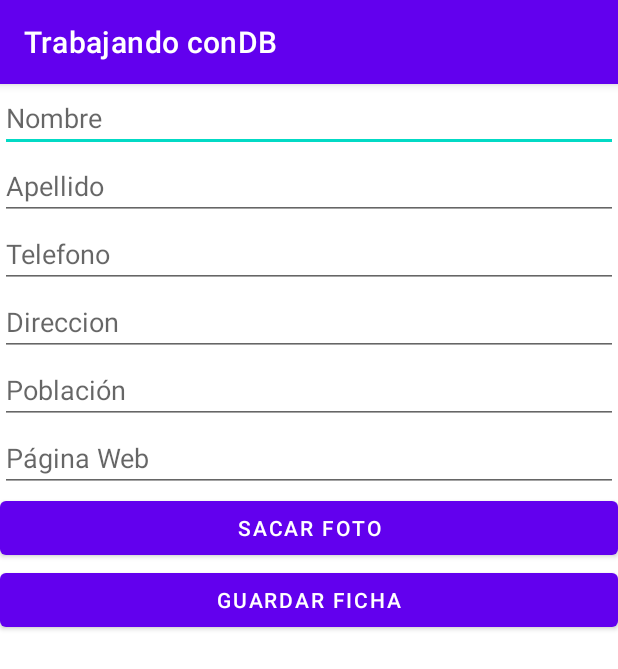
After one commit to miguetan/androidListas, an Android app: the form_nueva_persona screen opened directly, with no data from a screen before it, on a phone screen of 412 x 824 dp. The commit adds this screen. Shown: the top 669 px of the screen. Run offline under Robolectric (Android 15) with nearby library versions, the phone set to English and light mode, and no system bars.

Commit message:
Funcionando Falta poder editar la foto de la persona

```diff
--- a/app/src/main/java/com/example/trabajandocondb/PersonApp.kt
+++ b/app/src/main/java/com/example/trabajandocondb/Global.kt
@@ -5,11 +5,11 @@ import androidx.room.Database
 import androidx.room.Room
 import androidx.room.RoomDatabase
 
-class PersonApp:Application() {
+class Global:Application() {
         lateinit var room:PeopleDB
     override fun onCreate() {
         super.onCreate()
-           room = Room.databaseBuilder(this, PeopleDB::class.java, "miDB").build()
+           room = Room.databaseBuilder(this, PeopleDB::class.java, "bbddPersonas").build()
        }
 
 }
--- /dev/null
+++ b/app/src/main/java/com/example/trabajandocondb/form_nueva_persona.kt
@@ -0,0 +1,88 @@
+package com.example.trabajandocondb
+
+import android.content.ContextWrapper
+import android.content.Intent
+import android.graphics.Bitmap
+import androidx.appcompat.app.AppCompatActivity
+import android.os.Bundle
+import android.provider.MediaStore
+import android.view.View
+import android.widget.EditText
+import android.widget.ImageView
+import androidx.lifecycle.lifecycleScope
+import kotlinx.coroutines.launch
+import java.io.File
+import java.io.FileOutputStream
+
+class form_nueva_persona : AppCompatActivity() {
+
+    //creamos todas las variables de clase
+    lateinit var app:Global
+    lateinit var nombre_vista:EditText
+    lateinit var apellidos_vista:EditText
+    lateinit var direccion_vista:EditText
+    lateinit var poblacion_vista:EditText
+    lateinit var tlf_vista:EditText
+    lateinit var web_vista:EditText
+    lateinit var foto_vista:ImageView
+    lateinit var foto_bitMap:Bitmap
+
+
+    override fun onCreate(savedInstanceState: Bundle?) {
+        super.onCreate(savedInstanceState)
+        setContentView(R.layout.activity_form_nueva_persona)
+        app = applicationContext as Global
+
+        //traemos las vistas a Kotlin
+        nombre_vista = findViewById(R.id.editTextNombre)
+        apellidos_vista = findViewById(R.id.editTextApellido)
+        direccion_vista = findViewById(R.id.editTextDireccion)
+        poblacion_vista = findViewById(R.id.editTextPoblacion)
+        tlf_vista = findViewById(R.id.editTextTelefono)
+        web_vista = findViewById(R.id.editTextWeb)
+        foto_vista = findViewById(R.id.imageView_formulario_insert)
+        }
+
+    fun guardar(view: View) {
+        lifecycleScope.launch {
+            //creamos un objeto persona para meterlo en la tabla. Lo pongo en varias lineas para facilitar la lectura
+            val miPersona:Person = Person(
+                                            nombre_vista.text.toString(),
+                                            apellidos_vista.text.toString(),
+                                            direccion_vista.text.toString(),
+                                            poblacion_vista.text.toString(),
+                                            tlf_vista.text.toString(),
+                                            web_vista.text.toString()
+                                            )
+            val id:Long = app.room.personDao().insert(miPersona) //ejecutamos laorden de insercion
+            //aqui ya tengo garantias de que la fila se metio en la tabla, ahora guardo la foto
+            val laCarpetaDeLaApp = ContextWrapper(applicationContext)
+            val laSubcarpetaDeLasFotos = laCarpetaDeLaApp.getDir("fotosUsuarioss", MODE_PRIVATE)
+            val miFoto = File(laSubcarpetaDeLasFotos, id.toString() + ".jpg")
+            val elFlujoDeDatos = FileOutputStream(miFoto)
+            foto_bitMap.compress(Bitmap.CompressFormat.JPEG,100,elFlujoDeDatos)
+            elFlujoDeDatos.flush()
+            elFlujoDeDatos.close()
+        } //fin de la coroutine
+    }
+
+    /*
+    * esta funcion solo abre la camara
+    * */
+    fun sacarFoto(view:View){
+            val elMensajero = Intent(MediaStore.ACTION_IMAGE_CAPTURE)
+            startActivityForResult(elMensajero,10)
+       }
+
+    /*
+    * esta funcion recupera la foto y la deja en memoria hasta que halla que usarla
+    * Se guardara en disco cuando la base de datos termine de insertar los datos (Linea 58)
+    * */
+    override fun onActivityResult(requestCode: Int, resultCode: Int, data: Intent?) {
+        super.onActivityResult(requestCode, resultCode, data)
+        if(requestCode==10){
+            foto_bitMap = data?.extras?.get("data") as Bitmap
+            foto_vista.setImageBitmap(foto_bitMap)
+        }
+    }
+}
--- /dev/null
+++ b/app/src/main/res/layout/activity_form_nueva_persona.xml
@@ -0,0 +1,78 @@
+<?xml version="1.0" encoding="utf-8"?>
+<LinearLayout xmlns:android="http://schemas.android.com/apk/res/android"
+    xmlns:app="http://schemas.android.com/apk/res-auto"
+    xmlns:tools="http://schemas.android.com/tools"
+    android:layout_width="match_parent"
+    android:layout_height="match_parent"
+    android:orientation="vertical"
+    tools:context=".form_nueva_persona">
+
+    <EditText
+        android:id="@+id/editTextNombre"
+        android:layout_width="match_parent"
+        android:layout_height="wrap_content"
+        android:ems="10"
+        android:hint="Nombre"
+        android:inputType="textPersonName" />
+
+    <EditText
+        android:id="@+id/editTextApellido"
+        android:layout_width="match_parent"
+        android:layout_height="wrap_content"
+        android:ems="10"
+        android:hint="Apellido"
+        android:inputType="textPersonName" />
+
+    <EditText
+        android:id="@+id/editTextTelefono"
+        android:layout_width="match_parent"
+        android:layout_height="wrap_content"
+        android:ems="10"
+        android:hint="Telefono"
+        android:inputType="textPersonName" />
+
+    <EditText
+        android:id="@+id/editTextDireccion"
+        android:layout_width="match_parent"
+        android:layout_height="wrap_content"
+        android:ems="10"
+        android:hint="Direccion"
+        android:inputType="textPersonName" />
+
+    <EditText
+        android:id="@+id/editTextPoblacion"
+        android:layout_width="match_parent"
+        android:layout_height="wrap_content"
+        android:ems="10"
+        android:hint="Población"
+        android:inputType="textPersonName" />
+
+    <EditText
+        android:id="@+id/editTextWeb"
+        android:layout_width="match_parent"
+        android:layout_height="wrap_content"
+        android:ems="10"
+        android:hint="Página Web"
+        android:inputType="textPersonName" />
+
+    <Button
+        android:id="@+id/button6"
+        android:layout_width="match_parent"
+        android:layout_height="wrap_content"
+        android:onClick="sacarFoto"
+        android:text="Sacar foto" />
+
+    <Button
+        android:id="@+id/button7"
+        android:layout_width="match_parent"
+        android:layout_height="wrap_content"
+        android:onClick="guardar"
+        android:text="Guardar ficha" />
+
+    <ImageView
+        android:id="@+id/imageView_formulario_insert"
+        android:layout_width="match_parent"
+        android:layout_height="wrap_content"
+        tools:srcCompat="@tools:sample/avatars" />
+
+</LinearLayout>
```
Also changed, not shown: app/src/main/AndroidManifest.xml (+5 -2 lines), app/src/main/java/com/example/trabajandocondb/MainActivity.kt (+13 -23 lines), app/src/main/java/com/example/trabajandocondb/Person.kt (+7 -3 lines), app/src/main/java/com/example/trabajandocondb/PersonDao.kt (+12 -4 lines), app/src/main/java/com/example/trabajandocondb/ficha_persona.kt (added, +100 -0 lines), app/src/main/java/com/example/trabajandocondb/form_editar_persona.kt (added, +76 -0 lines), app/src/main/java/com/example/trabajandocondb/lista_personas.kt (+24 -24 lines), app/src/main/res/layout/activity_ficha_persona.xml (added, +103 -0 lines), app/src/main/res/layout/activity_form_editar_persona.xml (added, +65 -0 lines), app/src/main/res/layout/activity_main.xml (+8 -25 lines), app/src/main/res/layout/fila_listado.xml (added, +48 -0 lines), app/src/main/res/layout/lista_personas_fila.xml (deleted, +0 -31 lines).
